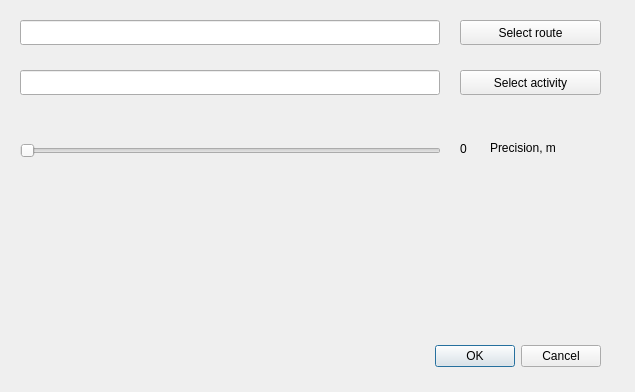
Old version of the form firome/ui/assets/main.ui in the repository outcatcher/firome.
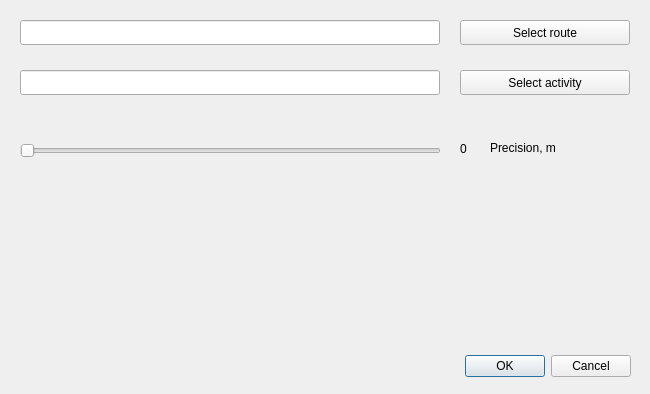
New version of the form.

Patch:
```diff
--- a/firome/ui/assets/main.ui
+++ b/firome/ui/assets/main.ui
@@ -6,8 +6,8 @@
    <rect>
     <x>0</x>
     <y>0</y>
-    <width>635</width>
-    <height>392</height>
+    <width>650</width>
+    <height>394</height>
    </rect>
   </property>
   <property name="windowTitle">
@@ -19,7 +19,7 @@
      <rect>
       <x>460</x>
       <y>70</y>
-      <width>141</width>
+      <width>170</width>
       <height>25</height>
      </rect>
     </property>
@@ -30,8 +30,8 @@
    <widget class="QDialogButtonBox" name="buttonBox">
     <property name="geometry">
      <rect>
-      <x>260</x>
-      <y>340</y>
+      <x>290</x>
+      <y>350</y>
       <width>341</width>
       <height>32</height>
      </rect>
@@ -58,7 +58,7 @@
      <rect>
       <x>460</x>
       <y>20</y>
-      <width>141</width>
+      <width>170</width>
       <height>25</height>
      </rect>
     </property>
@@ -81,7 +81,7 @@
      <rect>
       <x>490</x>
       <y>138</y>
-      <width>91</width>
+      <width>141</width>
       <height>20</height>
      </rect>
     </property>
```
